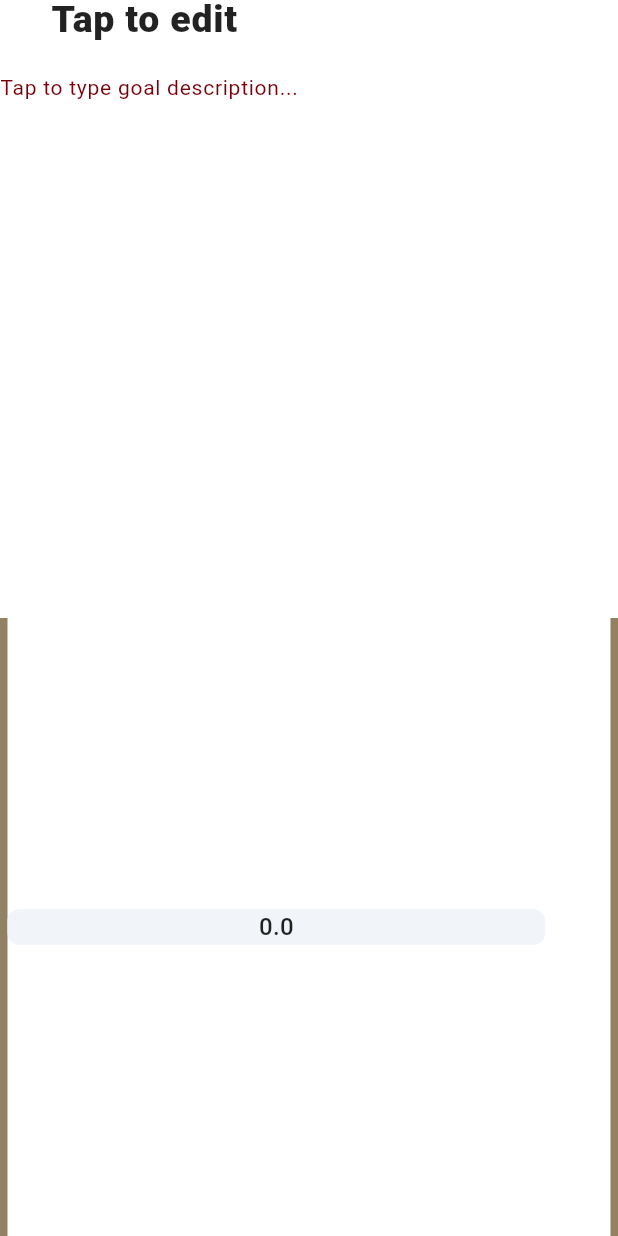
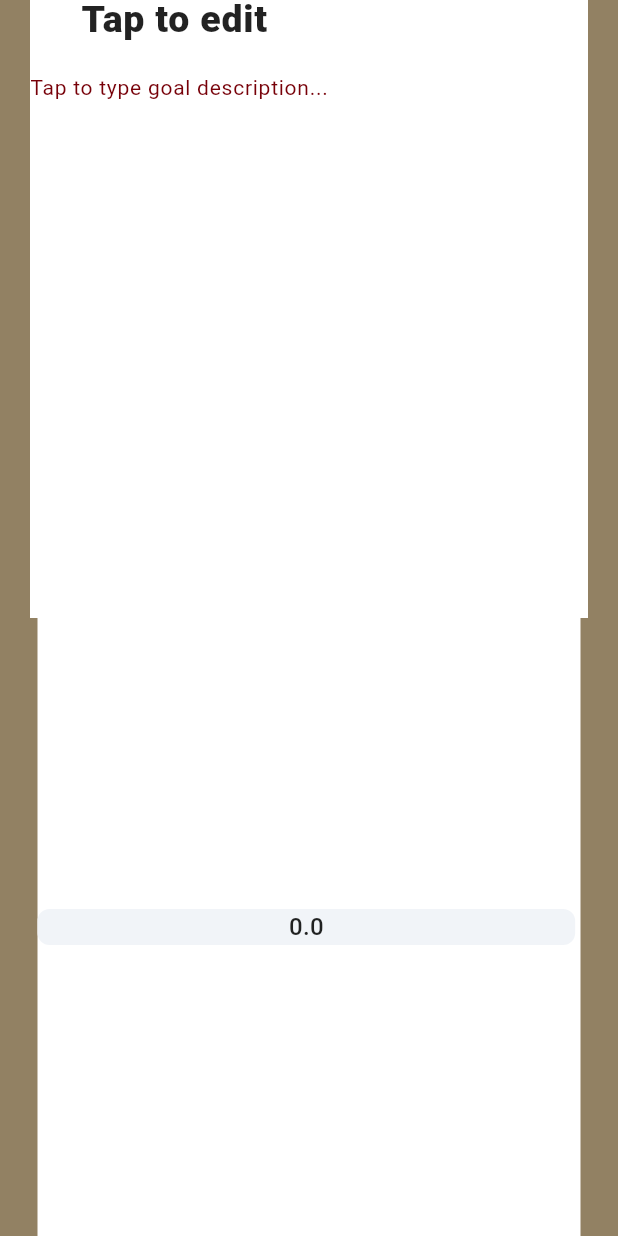
Before and after one commit to sankassio99/goals_tracker, a Flutter app: the HeaderGoalWidget widget shown alone on an empty page, opened directly with empty values, on a phone screen of 412 x 824 dp. Run offline on Flutter 3.47's test engine with Material 2 defaults, Android fonts, the phone set to English and light mode, and no system bars; drawn by our look-alikes of percent_indicator; our stand-ins replace get, go_router; Roboto replaces fonts that are missing (Poppins).

Commit message:
layout improvments

```diff
--- a/lib/presentation/components/header_goal_widget.dart
+++ b/lib/presentation/components/header_goal_widget.dart
@@ -16,7 +16,9 @@ class HeaderGoalWidget extends StatelessWidget {
 
   @override
   Widget build(BuildContext context) {
-    return Column(
+    return Padding(
+      padding: const EdgeInsetsDirectional.fromSTEB(20, 0, 20, 0),
+      child: Column(
         mainAxisSize: MainAxisSize.max,
         children: [
           Expanded(
@@ -39,8 +41,8 @@ class HeaderGoalWidget extends StatelessWidget {
                                   currentIcon: model.icon.value,
                                 )),
                         child: Padding(
-                        padding:
-                            const EdgeInsetsDirectional.fromSTEB(0, 0, 10, 10),
+                          padding: const EdgeInsetsDirectional.fromSTEB(
+                              0, 0, 10, 10),
                           child: Obx(
                             () => Icon(
                               key: const Key("goalIcon"),
@@ -101,6 +103,7 @@ class HeaderGoalWidget extends StatelessWidget {
           ),
           ProgressBar(goalModel: model),
         ],
+      ),
     );
   }
 }
```
Also changed, not shown: lib/presentation/pages/main_goal_page_widget.dart (+3 -6 lines). Lines whose indentation alone changed are shown as unchanged.
